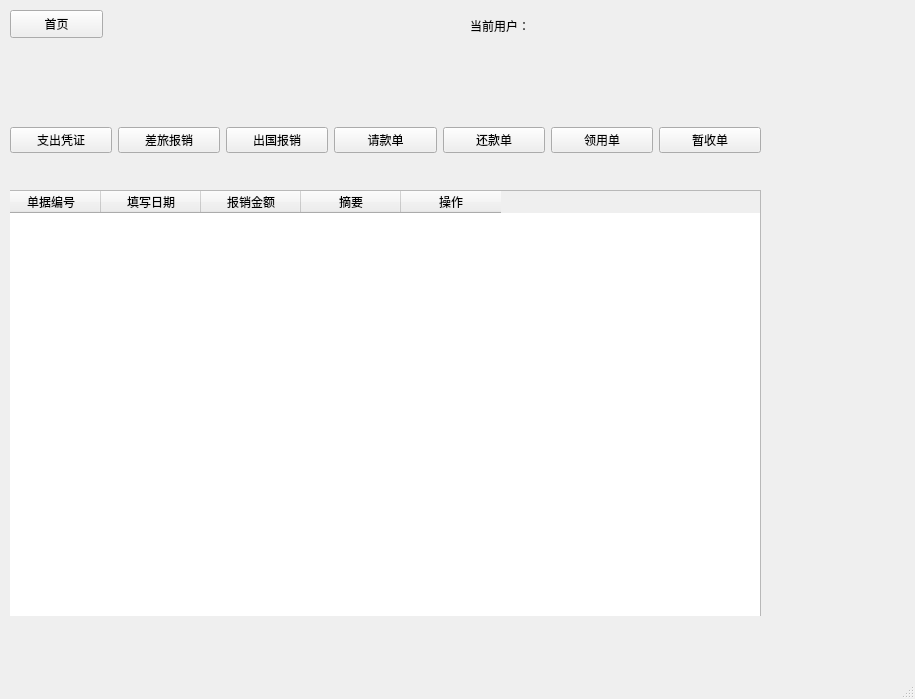
First picture: the form in mainwindow.ui, repository betamake/robot, before the edit.
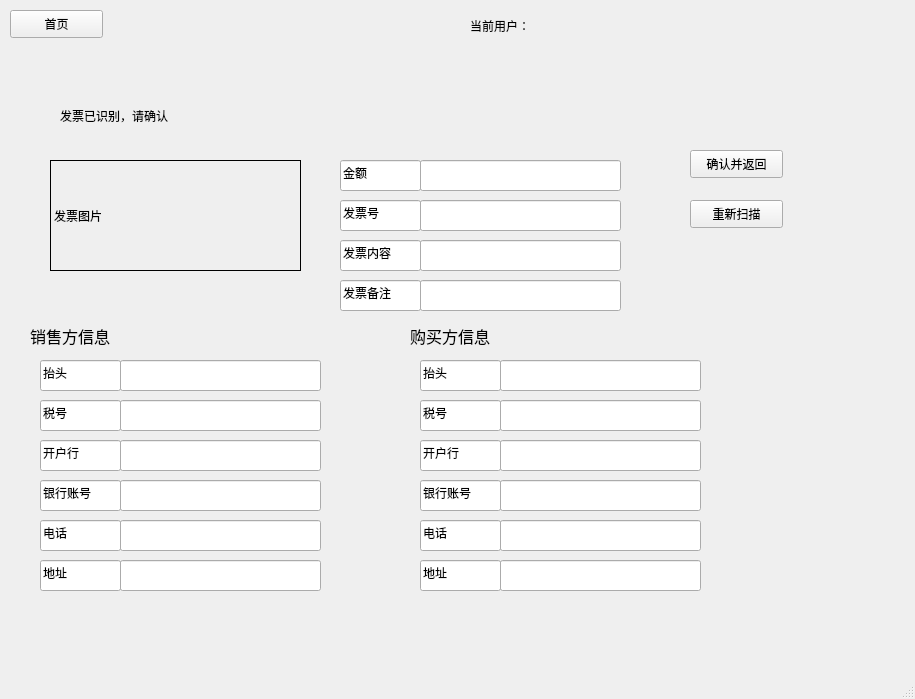
Second picture: the form after the edit. The open tabs and pages were chosen to show the change.

```diff
--- a/mainwindow.ui
+++ b/mainwindow.ui
@@ -773,6 +773,772 @@
       </column>
      </widget>
     </widget>
+    <widget class="QWidget" name="fuJianItemView">
+     <widget class="QListWidget" name="billListWidget">
+      <property name="geometry">
+       <rect>
+        <x>10</x>
+        <y>10</y>
+        <width>751</width>
+        <height>511</height>
+       </rect>
+      </property>
+     </widget>
+     <widget class="QPushButton" name="emitFinishBtn">
+      <property name="geometry">
+       <rect>
+        <x>780</x>
+        <y>80</y>
+        <width>93</width>
+        <height>28</height>
+       </rect>
+      </property>
+      <property name="text">
+       <string>完成</string>
+      </property>
+     </widget>
+     <widget class="QPushButton" name="emitCancelBtn">
+      <property name="geometry">
+       <rect>
+        <x>780</x>
+        <y>130</y>
+        <width>93</width>
+        <height>28</height>
+       </rect>
+      </property>
+      <property name="text">
+       <string>取消</string>
+      </property>
+     </widget>
+    </widget>
+    <widget class="QWidget" name="scanPage">
+     <widget class="QLabel" name="label_2">
+      <property name="geometry">
+       <rect>
+        <x>70</x>
+        <y>450</y>
+        <width>191</width>
+        <height>16</height>
+       </rect>
+      </property>
+      <property name="text">
+       <string>请将发票/票据放在扫描处</string>
+      </property>
+     </widget>
+     <widget class="QLabel" name="label_3">
+      <property name="geometry">
+       <rect>
+        <x>60</x>
+        <y>40</y>
+        <width>481</width>
+        <height>321</height>
+       </rect>
+      </property>
+      <property name="frameShape">
+       <enum>QFrame::Box</enum>
+      </property>
+      <property name="text">
+       <string>图片或动图</string>
+      </property>
+     </widget>
+     <widget class="QPushButton" name="scanBackBtn">
+      <property name="geometry">
+       <rect>
+        <x>650</x>
+        <y>100</y>
+        <width>93</width>
+        <height>28</height>
+       </rect>
+      </property>
+      <property name="text">
+       <string>返回</string>
+      </property>
+     </widget>
+     <widget class="QPushButton" name="scanStartBtn">
+      <property name="geometry">
+       <rect>
+        <x>650</x>
+        <y>170</y>
+        <width>93</width>
+        <height>28</height>
+       </rect>
+      </property>
+      <property name="text">
+       <string>开始扫描</string>
+      </property>
+     </widget>
+    </widget>
+    <widget class="QWidget" name="scanFinishedPage">
+     <widget class="QLabel" name="label_4">
+      <property name="geometry">
+       <rect>
+        <x>40</x>
+        <y>70</y>
+        <width>251</width>
+        <height>111</height>
+       </rect>
+      </property>
+      <property name="frameShape">
+       <enum>QFrame::Box</enum>
+      </property>
+      <property name="text">
+       <string>发票图片</string>
+      </property>
+     </widget>
+     <widget class="QWidget" name="widget" native="true">
+      <property name="geometry">
+       <rect>
+        <x>320</x>
+        <y>60</y>
+        <width>301</width>
+        <height>41</height>
+       </rect>
+      </property>
+      <widget class="QLineEdit" name="billAccount">
+       <property name="geometry">
+        <rect>
+         <x>90</x>
+         <y>10</y>
+         <width>201</width>
+         <height>31</height>
+        </rect>
+       </property>
+      </widget>
+      <widget class="QLineEdit" name="lineEdit">
+       <property name="geometry">
+        <rect>
+         <x>10</x>
+         <y>10</y>
+         <width>81</width>
+         <height>31</height>
+        </rect>
+       </property>
+       <property name="focusPolicy">
+        <enum>Qt::NoFocus</enum>
+       </property>
+       <property name="text">
+        <string>金额</string>
+       </property>
+      </widget>
+     </widget>
+     <widget class="QWidget" name="widget_2" native="true">
+      <property name="geometry">
+       <rect>
+        <x>320</x>
+        <y>100</y>
+        <width>301</width>
+        <height>41</height>
+       </rect>
+      </property>
+      <widget class="QLineEdit" name="billNumber">
+       <property name="geometry">
+        <rect>
+         <x>90</x>
+         <y>10</y>
+         <width>201</width>
+         <height>31</height>
+        </rect>
+       </property>
+      </widget>
+      <widget class="QLineEdit" name="lineEdit_4">
+       <property name="geometry">
+        <rect>
+         <x>10</x>
+         <y>10</y>
+         <width>81</width>
+         <height>31</height>
+        </rect>
+       </property>
+       <property name="focusPolicy">
+        <enum>Qt::NoFocus</enum>
+       </property>
+       <property name="text">
+        <string>发票号</string>
+       </property>
+      </widget>
+     </widget>
+     <widget class="QWidget" name="widget_3" native="true">
+      <property name="geometry">
+       <rect>
+        <x>320</x>
+        <y>140</y>
+        <width>301</width>
+        <height>41</height>
+       </rect>
+      </property>
+      <widget class="QLineEdit" name="billContext">
+       <property name="geometry">
+        <rect>
+         <x>90</x>
+         <y>10</y>
+         <width>201</width>
+         <height>31</height>
+        </rect>
+       </property>
+      </widget>
+      <widget class="QLineEdit" name="lineEdit_6">
+       <property name="geometry">
+        <rect>
+         <x>10</x>
+         <y>10</y>
+         <width>81</width>
+         <height>31</height>
+        </rect>
+       </property>
+       <property name="focusPolicy">
+        <enum>Qt::NoFocus</enum>
+       </property>
+       <property name="text">
+        <string>发票内容</string>
+       </property>
+      </widget>
+     </widget>
+     <widget class="QWidget" name="widget_4" native="true">
+      <property name="geometry">
+       <rect>
+        <x>320</x>
+        <y>180</y>
+        <width>301</width>
+        <height>41</height>
+       </rect>
+      </property>
+      <widget class="QLineEdit" name="billRemarks">
+       <property name="geometry">
+        <rect>
+         <x>90</x>
+         <y>10</y>
+         <width>201</width>
+         <height>31</height>
+        </rect>
+       </property>
+      </widget>
+      <widget class="QLineEdit" name="lineEdit_8">
+       <property name="geometry">
+        <rect>
+         <x>10</x>
+         <y>10</y>
+         <width>81</width>
+         <height>31</height>
+        </rect>
+       </property>
+       <property name="focusPolicy">
+        <enum>Qt::NoFocus</enum>
+       </property>
+       <property name="text">
+        <string>发票备注</string>
+       </property>
+      </widget>
+     </widget>
+     <widget class="QWidget" name="widget_5" native="true">
+      <property name="geometry">
+       <rect>
+        <x>20</x>
+        <y>260</y>
+        <width>301</width>
+        <height>41</height>
+       </rect>
+      </property>
+      <widget class="QLineEdit" name="solderTitle">
+       <property name="geometry">
+        <rect>
+         <x>90</x>
+         <y>10</y>
+         <width>201</width>
+         <height>31</height>
+        </rect>
+       </property>
+      </widget>
+      <widget class="QLineEdit" name="lineEdit_10">
+       <property name="geometry">
+        <rect>
+         <x>10</x>
+         <y>10</y>
+         <width>81</width>
+         <height>31</height>
+        </rect>
+       </property>
+       <property name="focusPolicy">
+        <enum>Qt::NoFocus</enum>
+       </property>
+       <property name="text">
+        <string>抬头</string>
+       </property>
+      </widget>
+     </widget>
+     <widget class="QWidget" name="widget_6" native="true">
+      <property name="geometry">
+       <rect>
+        <x>20</x>
+        <y>300</y>
+        <width>301</width>
+        <height>41</height>
+       </rect>
+      </property>
+      <widget class="QLineEdit" name="solderDutyParagraph">
+       <property name="geometry">
+        <rect>
+         <x>90</x>
+         <y>10</y>
+         <width>201</width>
+         <height>31</height>
+        </rect>
+       </property>
+      </widget>
+      <widget class="QLineEdit" name="lineEdit_12">
+       <property name="geometry">
+        <rect>
+         <x>10</x>
+         <y>10</y>
+         <width>81</width>
+         <height>31</height>
+        </rect>
+       </property>
+       <property name="focusPolicy">
+        <enum>Qt::NoFocus</enum>
+       </property>
+       <property name="text">
+        <string>税号</string>
+       </property>
+      </widget>
+     </widget>
+     <widget class="QWidget" name="widget_7" native="true">
+      <property name="geometry">
+       <rect>
+        <x>20</x>
+        <y>340</y>
+        <width>301</width>
+        <height>41</height>
+       </rect>
+      </property>
+      <widget class="QLineEdit" name="solderBank">
+       <property name="geometry">
+        <rect>
+         <x>90</x>
+         <y>10</y>
+         <width>201</width>
+         <height>31</height>
+        </rect>
+       </property>
+      </widget>
+      <widget class="QLineEdit" name="lineEdit_14">
+       <property name="geometry">
+        <rect>
+         <x>10</x>
+         <y>10</y>
+         <width>81</width>
+         <height>31</height>
+        </rect>
+       </property>
+       <property name="focusPolicy">
+        <enum>Qt::NoFocus</enum>
+       </property>
+       <property name="text">
+        <string>开户行</string>
+       </property>
+      </widget>
+     </widget>
+     <widget class="QWidget" name="widget_8" native="true">
+      <property name="geometry">
+       <rect>
+        <x>20</x>
+        <y>380</y>
+        <width>301</width>
+        <height>41</height>
+       </rect>
+      </property>
+      <widget class="QLineEdit" name="solderBankNum">
+       <property name="geometry">
+        <rect>
+         <x>90</x>
+         <y>10</y>
+         <width>201</width>
+         <height>31</height>
+        </rect>
+       </property>
+      </widget>
+      <widget class="QLineEdit" name="lineEdit_16">
+       <property name="geometry">
+        <rect>
+         <x>10</x>
+         <y>10</y>
+         <width>81</width>
+         <height>31</height>
+        </rect>
+       </property>
+       <property name="focusPolicy">
+        <enum>Qt::NoFocus</enum>
+       </property>
+       <property name="text">
+        <string>银行账号</string>
+       </property>
+      </widget>
+     </widget>
+     <widget class="QWidget" name="widget_9" native="true">
+      <property name="geometry">
+       <rect>
+        <x>20</x>
+        <y>420</y>
+        <width>301</width>
+        <height>41</height>
+       </rect>
+      </property>
+      <widget class="QLineEdit" name="solderPhone">
+       <property name="geometry">
+        <rect>
+         <x>90</x>
+         <y>10</y>
+         <width>201</width>
+         <height>31</height>
+        </rect>
+       </property>
+      </widget>
+      <widget class="QLineEdit" name="lineEdit_18">
+       <property name="geometry">
+        <rect>
+         <x>10</x>
+         <y>10</y>
+         <width>81</width>
+         <height>31</height>
+        </rect>
+       </property>
+       <property name="focusPolicy">
+        <enum>Qt::NoFocus</enum>
+       </property>
+       <property name="text">
+        <string>电话</string>
+       </property>
+      </widget>
+     </widget>
+     <widget class="QWidget" name="widget_10" native="true">
+      <property name="geometry">
+       <rect>
+        <x>20</x>
+        <y>460</y>
+        <width>301</width>
+        <height>41</height>
+       </rect>
+      </property>
+      <widget class="QLineEdit" name="solderAddress">
+       <property name="geometry">
+        <rect>
+         <x>90</x>
+         <y>10</y>
+         <width>201</width>
+         <height>31</height>
+        </rect>
+       </property>
+      </widget>
+      <widget class="QLineEdit" name="lineEdit_20">
+       <property name="geometry">
+        <rect>
+         <x>10</x>
+         <y>10</y>
+         <width>81</width>
+         <height>31</height>
+        </rect>
+       </property>
+       <property name="focusPolicy">
+        <enum>Qt::NoFocus</enum>
+       </property>
+       <property name="text">
+        <string>地址</string>
+       </property>
+      </widget>
+     </widget>
+     <widget class="QWidget" name="widget_11" native="true">
+      <property name="geometry">
+       <rect>
+        <x>400</x>
+        <y>380</y>
+        <width>301</width>
+        <height>41</height>
+       </rect>
+      </property>
+      <widget class="QLineEdit" name="buyerBankNum">
+       <property name="geometry">
+        <rect>
+         <x>90</x>
+         <y>10</y>
+         <width>201</width>
+         <height>31</height>
+        </rect>
+       </property>
+      </widget>
+      <widget class="QLineEdit" name="lineEdit_22">
+       <property name="geometry">
+        <rect>
+         <x>10</x>
+         <y>10</y>
+         <width>81</width>
+         <height>31</height>
+        </rect>
+       </property>
+       <property name="focusPolicy">
+        <enum>Qt::NoFocus</enum>
+       </property>
+       <property name="text">
+        <string>银行账号</string>
+       </property>
+      </widget>
+     </widget>
+     <widget class="QWidget" name="widget_12" native="true">
+      <property name="geometry">
+       <rect>
+        <x>400</x>
+        <y>420</y>
+        <width>301</width>
+        <height>41</height>
+       </rect>
+      </property>
+      <widget class="QLineEdit" name="buyerPhone">
+       <property name="geometry">
+        <rect>
+         <x>90</x>
+         <y>10</y>
+         <width>201</width>
+         <height>31</height>
+        </rect>
+       </property>
+      </widget>
+      <widget class="QLineEdit" name="lineEdit_24">
+       <property name="geometry">
+        <rect>
+         <x>10</x>
+         <y>10</y>
+         <width>81</width>
+         <height>31</height>
+        </rect>
+       </property>
+       <property name="focusPolicy">
+        <enum>Qt::NoFocus</enum>
+       </property>
+       <property name="text">
+        <string>电话</string>
+       </property>
+      </widget>
+     </widget>
+     <widget class="QWidget" name="widget_13" native="true">
+      <property name="geometry">
+       <rect>
+        <x>400</x>
+        <y>460</y>
+        <width>301</width>
+        <height>41</height>
+       </rect>
+      </property>
+      <widget class="QLineEdit" name="buyerAddress">
+       <property name="geometry">
+        <rect>
+         <x>90</x>
+         <y>10</y>
+         <width>201</width>
+         <height>31</height>
+        </rect>
+       </property>
+      </widget>
+      <widget class="QLineEdit" name="lineEdit_26">
+       <property name="geometry">
+        <rect>
+         <x>10</x>
+         <y>10</y>
+         <width>81</width>
+         <height>31</height>
+        </rect>
+       </property>
+       <property name="focusPolicy">
+        <enum>Qt::NoFocus</enum>
+       </property>
+       <property name="text">
+        <string>地址</string>
+       </property>
+      </widget>
+     </widget>
+     <widget class="QWidget" name="widget_14" native="true">
+      <property name="geometry">
+       <rect>
+        <x>400</x>
+        <y>260</y>
+        <width>301</width>
+        <height>41</height>
+       </rect>
+      </property>
+      <widget class="QLineEdit" name="buyerTitle">
+       <property name="geometry">
+        <rect>
+         <x>90</x>
+         <y>10</y>
+         <width>201</width>
+         <height>31</height>
+        </rect>
+       </property>
+      </widget>
+      <widget class="QLineEdit" name="lineEdit_28">
+       <property name="geometry">
+        <rect>
+         <x>10</x>
+         <y>10</y>
+         <width>81</width>
+         <height>31</height>
+        </rect>
+       </property>
+       <property name="focusPolicy">
+        <enum>Qt::NoFocus</enum>
+       </property>
+       <property name="text">
+        <string>抬头</string>
+       </property>
+      </widget>
+     </widget>
+     <widget class="QWidget" name="widget_15" native="true">
+      <property name="geometry">
+       <rect>
+        <x>400</x>
+        <y>340</y>
+        <width>301</width>
+        <height>41</height>
+       </rect>
+      </property>
+      <widget class="QLineEdit" name="buyerBank">
+       <property name="geometry">
+        <rect>
+         <x>90</x>
+         <y>10</y>
+         <width>201</width>
+         <height>31</height>
+        </rect>
+       </property>
+      </widget>
+      <widget class="QLineEdit" name="lineEdit_30">
+       <property name="geometry">
+        <rect>
+         <x>10</x>
+         <y>10</y>
+         <width>81</width>
+         <height>31</height>
+        </rect>
+       </property>
+       <property name="focusPolicy">
+        <enum>Qt::NoFocus</enum>
+       </property>
+       <property name="text">
+        <string>开户行</string>
+       </property>
+      </widget>
+     </widget>
+     <widget class="QWidget" name="widget_16" native="true">
+      <property name="geometry">
+       <rect>
+        <x>400</x>
+        <y>300</y>
+        <width>301</width>
+        <height>41</height>
+       </rect>
+      </property>
+      <widget class="QLineEdit" name="buyerDutyParagraph">
+       <property name="geometry">
+        <rect>
+         <x>90</x>
+         <y>10</y>
+         <width>201</width>
+         <height>31</height>
+        </rect>
+       </property>
+      </widget>
+      <widget class="QLineEdit" name="lineEdit_32">
+       <property name="geometry">
+        <rect>
+         <x>10</x>
+         <y>10</y>
+         <width>81</width>
+         <height>31</height>
+        </rect>
+       </property>
+       <property name="focusPolicy">
+        <enum>Qt::NoFocus</enum>
+       </property>
+       <property name="text">
+        <string>税号</string>
+       </property>
+      </widget>
+     </widget>
+     <widget class="QLabel" name="label_5">
+      <property name="geometry">
+       <rect>
+        <x>50</x>
+        <y>10</y>
+        <width>621</width>
+        <height>31</height>
+       </rect>
+      </property>
+      <property name="text">
+       <string>发票已识别，请确认</string>
+      </property>
+     </widget>
+     <widget class="QLabel" name="label_6">
+      <property name="geometry">
+       <rect>
+        <x>20</x>
+        <y>230</y>
+        <width>111</width>
+        <height>31</height>
+       </rect>
+      </property>
+      <property name="font">
+       <font>
+        <family>微软雅黑</family>
+        <pointsize>12</pointsize>
+       </font>
+      </property>
+      <property name="text">
+       <string>销售方信息</string>
+      </property>
+     </widget>
+     <widget class="QLabel" name="label_7">
+      <property name="geometry">
+       <rect>
+        <x>400</x>
+        <y>230</y>
+        <width>111</width>
+        <height>31</height>
+       </rect>
+      </property>
+      <property name="font">
+       <font>
+        <family>微软雅黑</family>
+        <pointsize>12</pointsize>
+       </font>
+      </property>
+      <property name="text">
+       <string>购买方信息</string>
+      </property>
+     </widget>
+     <widget class="QPushButton" name="confirmBtn">
+      <property name="geometry">
+       <rect>
+        <x>680</x>
+        <y>60</y>
+        <width>93</width>
+        <height>28</height>
+       </rect>
+      </property>
+      <property name="text">
+       <string>确认并返回</string>
+      </property>
+     </widget>
+     <widget class="QPushButton" name="scanAgainBtn">
+      <property name="geometry">
+       <rect>
+        <x>680</x>
+        <y>110</y>
+        <width>93</width>
+        <height>28</height>
+       </rect>
+      </property>
+      <property name="text">
+       <string>重新扫描</string>
+      </property>
+     </widget>
+    </widget>
    </widget>
    <widget class="QLabel" name="userLabel">
     <property name="geometry">
```
Left out of the diff: 2 changed lines with no effect on the pictures.
